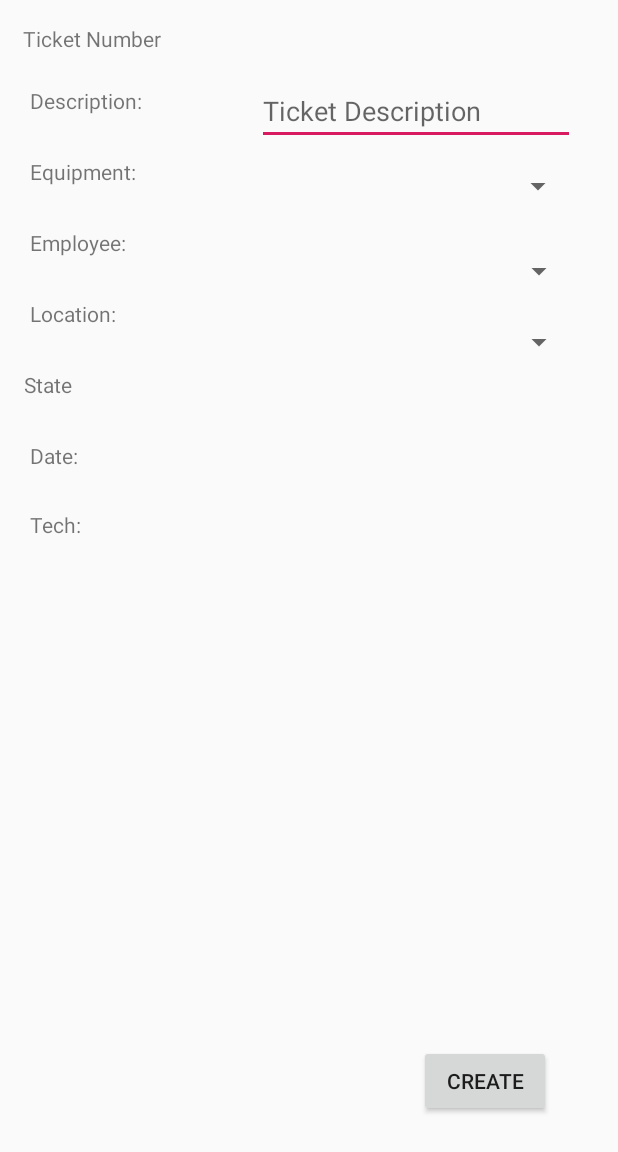
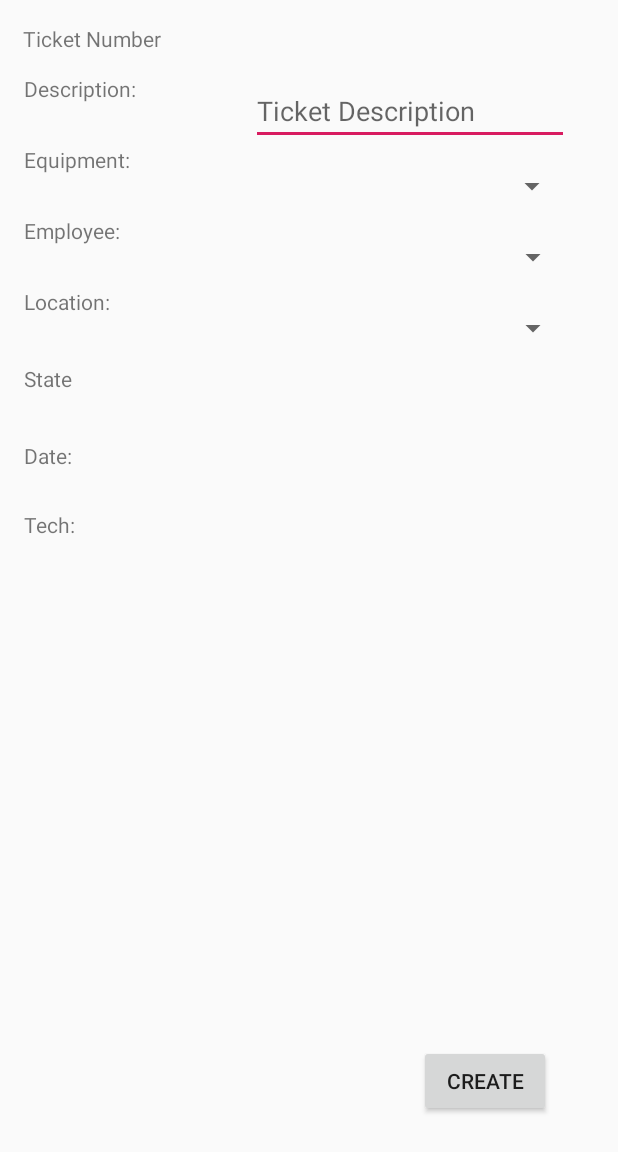
Before and after one commit to 1012388/HelpTicket, an Android app: the layout activity_create_ticket.xml on its own in the app's theme, with its tools: preview values and no code run, on a phone screen of 412 x 824 dp. Shown: the top 1152 px of the screen. Run offline under Robolectric (Android 15) with nearby library versions, the phone set to English and light mode, and no system bars.

Commit message:
Added the 2 buttons in all ticket activity. optmized the layouts

```diff
--- a/app/build.gradle
+++ b/app/build.gradle
@@ -36,8 +36,10 @@ dependencies {
     testImplementation 'junit:junit:4.13-beta-3'
     androidTestImplementation 'androidx.test:runner:1.3.0-alpha01'
     androidTestImplementation 'androidx.test.espresso:espresso-core:3.3.0-alpha01'
+    implementation 'androidx.recyclerview:recyclerview:1.1.0-beta03'
 
-    implementation 'androidx.recyclerview:recyclerview:1.1.0-beta03'
+
+
 
     implementation 'com.google.firebase:firebase-core:17.0.1'
 
--- a/app/src/main/AndroidManifest.xml
+++ b/app/src/main/AndroidManifest.xml
@@ -33,7 +33,7 @@
         <activity
             android:name=".mainModel.AllTicketActivity"
             android:label="@string/title_activity_all_ticket"
-            android:theme="@style/Widget.AppCompat.ActionBar" />
+            android:theme="@style/AppTheme.NoActionBar" />
         <activity
             android:name=".mainModel.UnsolvedTicketActivity"
             android:label="@string/title_activity_unsolved_ticket"
@@ -43,7 +43,7 @@
         <activity
             android:name=".mainModel.SolvedTicketActivity"
             android:label="@string/solved_tickets"
-            android:theme="@style/Widget.AppCompat.ActionBar" />
+            android:theme="@style/Theme.AppCompat.Light.NoActionBar" />
 
         <activity
             android:name=".ui.login.LoginActivity"
--- a/app/src/main/java/com/example/helpticket/ReportManager/ReportActivity.java
+++ b/app/src/main/java/com/example/helpticket/ReportManager/ReportActivity.java
@@ -53,10 +53,12 @@ public class ReportActivity extends AppCompatActivity {
     protected void onCreate(Bundle savedInstanceState) {
         super.onCreate(savedInstanceState);
         setContentView(R.layout.activity_report);
+        recyclerView = (RecyclerView) findViewById(R.id.recyclerView);
 
-        RecyclerView recyclerView = (RecyclerView) findViewById(R.id.recyclerView);
         recyclerView.setHasFixedSize(true);
         recyclerView.setLayoutManager(new LinearLayoutManager(this));
+
+        recyclerView.setAdapter(firebaseRecyclerAdapter);
 
         Toolbar toolbar = (Toolbar) findViewById(R.id.toolbarMenu);
         toolbar.inflateMenu(R.menu.main_menu);
@@ -228,7 +230,6 @@ public class ReportActivity extends AppCompatActivity {
     }
 
     private Query getReportList(String param) {
-        //TODO: make the query responsive,meaning that the query will change if the param is different
 
 
         DatabaseReference reference;
--- a/app/src/main/java/com/example/helpticket/databaseModels/Ticket.java
+++ b/app/src/main/java/com/example/helpticket/databaseModels/Ticket.java
@@ -36,7 +36,7 @@ public class Ticket {
         this.state = false;
     }
 
-    @Exclude
+    //@Exclude
     public Map<String, Object> toMap() {
         HashMap<String, Object> result = new HashMap<>();
         result.put("idTicket", idTicket);
--- a/app/src/main/res/layout/activity_create_ticket.xml
+++ b/app/src/main/res/layout/activity_create_ticket.xml
@@ -1,7 +1,6 @@
 <?xml version="1.0" encoding="utf-8"?>
 <androidx.constraintlayout.widget.ConstraintLayout xmlns:android="http://schemas.android.com/apk/res/android"
     xmlns:app="http://schemas.android.com/apk/res-auto"
-    xmlns:tools="http://schemas.android.com/tools"
     android:id="@+id/constraintLayout"
     android:layout_width="match_parent"
     android:layout_height="match_parent"
@@ -12,10 +11,10 @@
         android:layout_width="212dp"
         android:layout_height="39dp"
         android:layout_alignParentStart="true"
-        android:layout_alignParentLeft="false"
+
         android:layout_alignParentTop="true"
         android:layout_alignParentEnd="true"
-        android:layout_alignParentRight="false"
+
         android:layout_alignParentBottom="true"
         android:layout_marginStart="20dp"
         android:layout_marginTop="8dp"
@@ -34,10 +33,10 @@
         android:layout_width="212dp"
         android:layout_height="39dp"
         android:layout_alignParentStart="true"
-        android:layout_alignParentLeft="true"
+
         android:layout_alignParentTop="true"
         android:layout_alignParentEnd="true"
-        android:layout_alignParentRight="true"
+
         android:layout_alignParentBottom="true"
         android:layout_marginStart="24dp"
         android:layout_marginTop="8dp"
@@ -49,7 +48,7 @@
         app:layout_constraintHorizontal_bias="0.0"
         app:layout_constraintStart_toEndOf="@+id/textViewEmp"
         app:layout_constraintTop_toBottomOf="@+id/spinnerEquip"
-        app:layout_constraintVertical_bias="0.015" />
+        app:layout_constraintVertical_bias="0.0" />
 
     <TextView
         android:id="@+id/textViewTech1"
@@ -57,9 +56,9 @@
         android:layout_height="39dp"
         android:layout_alignTop="@+id/textViewNumTicket"
         android:layout_alignParentStart="true"
-        android:layout_alignParentLeft="true"
+
         android:layout_alignParentEnd="true"
-        android:layout_alignParentRight="true"
+
         android:layout_alignParentBottom="true"
         android:layout_marginStart="24dp"
         android:layout_marginTop="8dp"
@@ -76,10 +75,10 @@
         android:layout_width="212dp"
         android:layout_height="39dp"
         android:layout_alignParentStart="true"
-        android:layout_alignParentLeft="false"
+
         android:layout_alignParentTop="true"
         android:layout_alignParentEnd="true"
-        android:layout_alignParentRight="false"
+
         android:layout_alignParentBottom="true"
         android:layout_marginStart="24dp"
         android:layout_marginTop="8dp"
@@ -99,11 +98,11 @@
         android:layout_height="39dp"
         android:layout_alignTop="@+id/textViewNumTicket"
         android:layout_alignParentStart="true"
-        android:layout_alignParentLeft="true"
+
         android:layout_alignParentEnd="true"
-        android:layout_alignParentRight="true"
+
         android:layout_alignParentBottom="true"
-        android:layout_marginStart="20dp"
+        android:layout_marginStart="16dp"
         android:layout_marginTop="8dp"
         android:text="@string/tech"
         app:layout_constraintStart_toStartOf="parent"
@@ -114,10 +113,10 @@
         android:layout_width="367dp"
         android:layout_height="25dp"
         android:layout_alignParentStart="true"
-        android:layout_alignParentLeft="true"
+
         android:layout_alignParentTop="true"
         android:layout_alignParentEnd="true"
-        android:layout_alignParentRight="true"
+
         android:layout_alignParentBottom="true"
         android:layout_marginStart="8dp"
         android:layout_marginTop="16dp"
@@ -137,12 +136,12 @@
         android:layout_height="38dp"
         android:layout_alignTop="@+id/textViewNumTicket"
         android:layout_alignParentStart="true"
-        android:layout_alignParentLeft="true"
+
         android:layout_alignParentEnd="true"
-        android:layout_alignParentRight="true"
+
         android:layout_alignParentBottom="true"
-        android:layout_marginStart="20dp"
-        android:layout_marginTop="8dp"
+        android:layout_marginStart="16dp"
+        android:layout_marginTop="12dp"
         android:text="@string/date"
         app:layout_constraintStart_toStartOf="parent"
         app:layout_constraintTop_toBottomOf="@+id/textViewState" />
@@ -153,9 +152,9 @@
         android:layout_height="39dp"
         android:layout_alignTop="@+id/textViewNumTicket"
         android:layout_alignParentStart="true"
-        android:layout_alignParentLeft="true"
+
         android:layout_alignParentEnd="true"
-        android:layout_alignParentRight="true"
+
         android:layout_alignParentBottom="true"
         android:layout_marginStart="24dp"
         android:layout_marginTop="8dp"
@@ -163,26 +162,25 @@
         android:layout_marginBottom="8dp"
         app:layout_constraintBottom_toBottomOf="parent"
         app:layout_constraintEnd_toEndOf="parent"
-        app:layout_constraintHorizontal_bias="0.0"
+        app:layout_constraintHorizontal_bias="0.047"
         app:layout_constraintStart_toEndOf="@+id/textViewDate"
         app:layout_constraintTop_toBottomOf="@+id/textViewState1"
-        app:layout_constraintVertical_bias="0.0" />
+        app:layout_constraintVertical_bias="0.01" />
 
     <EditText
         android:id="@+id/editTextDesc"
         android:layout_width="212dp"
         android:layout_height="39dp"
-        android:layout_alignEnd="@+id/toolbar"
-        android:layout_alignRight="@+id/toolbar"
+
         android:layout_alignParentStart="true"
-        android:layout_alignParentLeft="true"
+
         android:layout_alignParentTop="true"
         android:layout_alignParentBottom="true"
         android:layout_marginStart="24dp"
         android:layout_marginTop="16dp"
         android:layout_marginEnd="8dp"
+
         android:layout_marginBottom="8dp"
-        android:autofillHints=""
         android:ems="10"
         android:hint="@string/ticket_description"
         android:inputType="textPersonName"
@@ -191,7 +189,8 @@
         app:layout_constraintHorizontal_bias="0.0"
         app:layout_constraintStart_toEndOf="@+id/textViewDesc"
         app:layout_constraintTop_toBottomOf="@+id/textViewNumTicket"
-        app:layout_constraintVertical_bias="0.0" />
+        app:layout_constraintVertical_bias="0.0"
+        android:importantForAutofill="no" />
 
     <TextView
         android:id="@+id/textViewEmp"
@@ -199,11 +198,11 @@
         android:layout_height="39dp"
         android:layout_alignTop="@+id/textViewNumTicket"
         android:layout_alignParentStart="true"
-        android:layout_alignParentLeft="true"
+
         android:layout_alignParentEnd="true"
-        android:layout_alignParentRight="true"
+
         android:layout_alignParentBottom="true"
-        android:layout_marginStart="20dp"
+        android:layout_marginStart="16dp"
         android:layout_marginTop="8dp"
         android:text="@string/employee"
         app:layout_constraintStart_toStartOf="parent"
@@ -215,11 +214,11 @@
         android:layout_height="39dp"
         android:layout_alignTop="@+id/textViewNumTicket"
         android:layout_alignParentStart="true"
-        android:layout_alignParentLeft="true"
+
         android:layout_alignParentEnd="true"
-        android:layout_alignParentRight="true"
+
         android:layout_alignParentBottom="true"
-        android:layout_marginStart="20dp"
+        android:layout_marginStart="16dp"
         android:layout_marginTop="8dp"
         android:text="@string/location"
         app:layout_constraintStart_toStartOf="parent"
@@ -231,11 +230,11 @@
         android:layout_height="39dp"
         android:layout_alignTop="@+id/textViewNumTicket"
         android:layout_alignParentStart="true"
-        android:layout_alignParentLeft="true"
+
         android:layout_alignParentEnd="true"
-        android:layout_alignParentRight="true"
+
         android:layout_alignParentBottom="true"
-        android:layout_marginStart="20dp"
+        android:layout_marginStart="16dp"
         android:layout_marginTop="8dp"
         android:text="@string/equipment"
         app:layout_constraintStart_toStartOf="parent"
@@ -247,12 +246,12 @@
         android:layout_height="39dp"
         android:layout_alignTop="@+id/textViewNumTicket"
         android:layout_alignParentStart="true"
-        android:layout_alignParentLeft="true"
+
         android:layout_alignParentEnd="true"
-        android:layout_alignParentRight="true"
+
         android:layout_alignParentBottom="true"
-        android:layout_marginStart="20dp"
-        android:layout_marginTop="16dp"
+        android:layout_marginStart="16dp"
+        android:layout_marginTop="8dp"
         android:text="@string/description"
         app:layout_constraintStart_toStartOf="parent"
         app:layout_constraintTop_toBottomOf="@+id/textViewNumTicket" />
@@ -263,12 +262,12 @@
         android:layout_height="39dp"
         android:layout_alignTop="@+id/textViewNumTicket"
         android:layout_alignParentStart="true"
-        android:layout_alignParentLeft="true"
+
         android:layout_alignParentEnd="true"
-        android:layout_alignParentRight="true"
+
         android:layout_alignParentBottom="true"
         android:layout_marginStart="16dp"
-        android:layout_marginTop="8dp"
+        android:layout_marginTop="12dp"
         android:text="@string/state"
         app:layout_constraintStart_toStartOf="parent"
         app:layout_constraintTop_toBottomOf="@+id/textViewLoc" />
@@ -278,10 +277,10 @@
         android:layout_width="212dp"
         android:layout_height="39dp"
         android:layout_alignParentStart="true"
-        android:layout_alignParentLeft="true"
+
         android:layout_alignParentTop="true"
         android:layout_alignParentEnd="true"
-        android:layout_alignParentRight="true"
+
         android:layout_alignParentBottom="true"
         android:layout_marginStart="24dp"
         android:layout_marginTop="8dp"
@@ -289,20 +288,20 @@
         android:layout_marginBottom="8dp"
         app:layout_constraintBottom_toBottomOf="parent"
         app:layout_constraintEnd_toEndOf="parent"
-        app:layout_constraintHorizontal_bias="0.166"
+        app:layout_constraintHorizontal_bias="0.0"
         app:layout_constraintStart_toEndOf="@+id/textViewState"
         app:layout_constraintTop_toBottomOf="@+id/spinnerLoc"
-        app:layout_constraintVertical_bias="0.0" />
+        app:layout_constraintVertical_bias="0.009" />
 
     <Button
         android:id="@+id/btnCreateTicket"
         android:layout_width="wrap_content"
         android:layout_height="wrap_content"
         android:layout_alignParentStart="true"
-        android:layout_alignParentLeft="true"
+
         android:layout_alignParentTop="true"
         android:layout_alignParentEnd="true"
-        android:layout_alignParentRight="true"
+
         android:layout_alignParentBottom="true"
         android:layout_marginStart="8dp"
         android:layout_marginTop="8dp"
```
Also changed, not shown: app/src/main/java/com/example/helpticket/mainModel/AllTicketActivity.java (+14 -0 lines), app/src/main/java/com/example/helpticket/mainModel/CreateTicketActivity.java (+32 -20 lines), app/src/main/java/com/example/helpticket/mainModel/DetailsActivity.java (+9 -7 lines), app/src/main/java/com/example/helpticket/mainModel/SolvedTicketActivity.java (+59 -61 lines), app/src/main/java/com/example/helpticket/ui/login/LoginActivity.java (+4 -3 lines), app/src/main/res/layout/activity_login.xml (+18 -9 lines), app/src/main/res/layout/activity_solved_ticket.xml (+18 -7 lines), app/src/main/res/layout/item_list.xml (+10 -10 lines).
